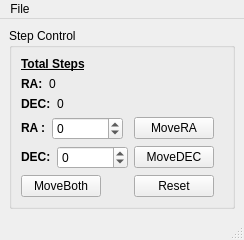
First picture: the form in GUI_Windows/ManualControl.ui, repository AmateurRadioTelescopeSystem/RadioTelescope_Controller, before the edit.
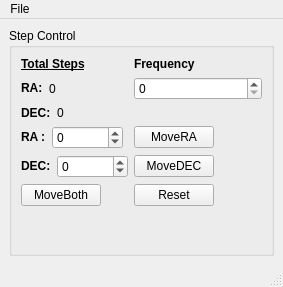
Second picture: the form after the edit.

Commit message: Gave functionallity to manual control widget

```diff
--- a/GUI_Windows/ManualControl.ui
+++ b/GUI_Windows/ManualControl.ui
@@ -9,8 +9,8 @@
    <rect>
     <x>0</x>
     <y>0</y>
-    <width>244</width>
-    <height>234</height>
+    <width>283</width>
+    <height>287</height>
    </rect>
   </property>
   <property name="font">
@@ -140,11 +140,6 @@
              <verstretch>0</verstretch>
             </sizepolicy>
            </property>
-           <property name="font">
-            <font>
-             <family>Segoe UI</family>
-            </font>
-           </property>
            <property name="text">
             <string>&lt;html&gt;&lt;head/&gt;&lt;body&gt;&lt;p&gt;&lt;span style=&quot; font-weight:600;&quot;&gt;DEC:&lt;/span&gt;&lt;/p&gt;&lt;/body&gt;&lt;/html&gt;</string>
            </property>
@@ -219,6 +214,20 @@
          </property>
         </widget>
        </item>
+       <item row="0" column="1">
+        <widget class="QLabel" name="label_8">
+         <property name="text">
+          <string>&lt;html&gt;&lt;head/&gt;&lt;body&gt;&lt;p&gt;&lt;span style=&quot; font-weight:600;&quot;&gt;Frequency&lt;/span&gt;&lt;/p&gt;&lt;/body&gt;&lt;/html&gt;</string>
+         </property>
+        </widget>
+       </item>
+       <item row="1" column="1">
+        <widget class="QSpinBox" name="frequncyInputBox">
+         <property name="maximum">
+          <number>400</number>
+         </property>
+        </widget>
+       </item>
       </layout>
      </widget>
     </item>
@@ -229,8 +238,8 @@
     <rect>
      <x>0</x>
      <y>0</y>
-     <width>244</width>
-     <height>21</height>
+     <width>283</width>
+     <height>26</height>
     </rect>
    </property>
    <widget class="QMenu" name="menuFile">
```
The commit also changes 2 other files.
